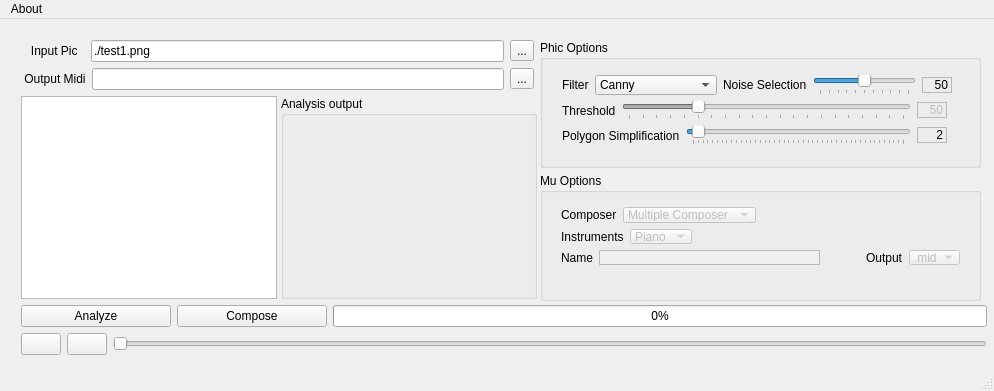
First picture: the form in GUI/GUIQt/guimupic.ui, repository ImageBasedComposing/muphic, before the edit.
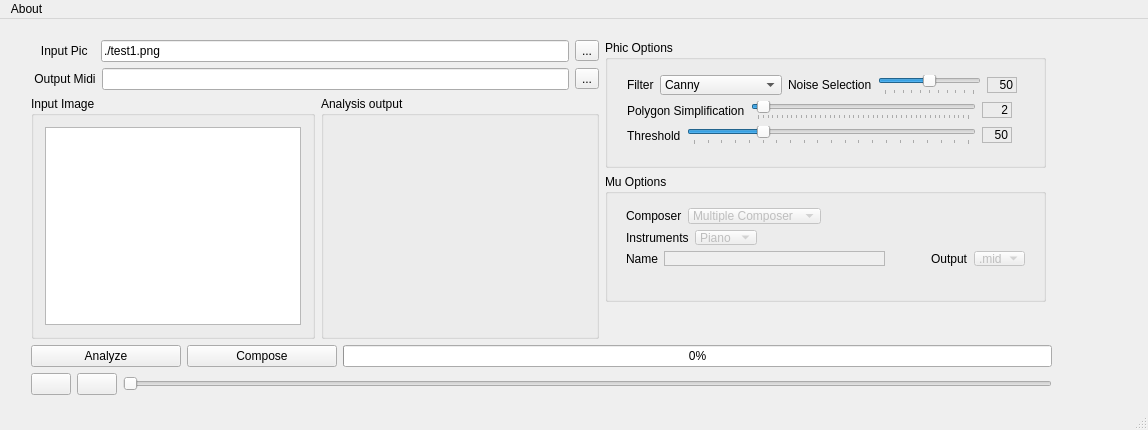
Second picture: the form after the edit. Icons and pictures are not drawn. Custom widgets are drawn as their Qt base class.

Commit message: + QT_Pro cambiado a windows + Añadido un groupbox para la imagen + Cambiado el thresshold a visible en lugar de enabled

Patch:
```diff
--- a/GUI/GUIQt/guimupic.ui
+++ b/GUI/GUIQt/guimupic.ui
@@ -6,8 +6,8 @@
    <rect>
     <x>0</x>
     <y>0</y>
-    <width>994</width>
-    <height>391</height>
+    <width>1148</width>
+    <height>430</height>
    </rect>
   </property>
   <property name="windowTitle">
@@ -19,12 +19,12 @@
      <rect>
       <x>10</x>
       <y>10</y>
-      <width>1001</width>
-      <height>337</height>
+      <width>1066</width>
+      <height>377</height>
      </rect>
     </property>
     <layout class="QGridLayout" name="gridLayout_3">
-     <item row="0" column="0">
+     <item row="0" column="1">
       <layout class="QGridLayout" name="gridLayout_2">
        <property name="sizeConstraint">
         <enum>QLayout::SetDefaultConstraint</enum>
@@ -84,28 +84,43 @@
        <item row="2" column="0">
         <layout class="QHBoxLayout" name="horizontalLayout_5">
          <item>
-          <widget class="QGraphicsView" name="graphicsView_Pic">
+          <widget class="QGroupBox" name="groupBox_4">
            <property name="sizePolicy">
             <sizepolicy hsizetype="Expanding" vsizetype="Expanding">
              <horstretch>0</horstretch>
              <verstretch>0</verstretch>
             </sizepolicy>
            </property>
-           <property name="minimumSize">
-            <size>
-             <width>256</width>
-             <height>194</height>
-            </size>
+           <property name="title">
+            <string>Input Image</string>
            </property>
-           <property name="cursor" stdset="0">
-            <cursorShape>CrossCursor</cursorShape>
-           </property>
-           <property name="autoFillBackground">
-            <bool>true</bool>
-           </property>
-           <property name="frameShape">
-            <enum>QFrame::StyledPanel</enum>
-           </property>
+           <layout class="QGridLayout" name="gridLayout_4">
+            <item row="0" column="0">
+             <widget class="QGraphicsView" name="graphicsView_Pic">
+              <property name="sizePolicy">
+               <sizepolicy hsizetype="Expanding" vsizetype="Expanding">
+                <horstretch>0</horstretch>
+                <verstretch>0</verstretch>
+               </sizepolicy>
+              </property>
+              <property name="minimumSize">
+               <size>
+                <width>256</width>
+                <height>194</height>
+               </size>
+              </property>
+              <property name="cursor" stdset="0">
+               <cursorShape>CrossCursor</cursorShape>
+              </property>
+              <property name="autoFillBackground">
+               <bool>true</bool>
+              </property>
+              <property name="frameShape">
+               <enum>QFrame::StyledPanel</enum>
+              </property>
+             </widget>
+            </item>
+           </layout>
           </widget>
          </item>
          <item>
@@ -143,7 +158,7 @@
        </item>
       </layout>
      </item>
-     <item row="0" column="1">
+     <item row="0" column="2">
       <layout class="QVBoxLayout" name="verticalLayout_5">
        <property name="sizeConstraint">
         <enum>QLayout::SetFixedSize</enum>
@@ -171,7 +186,7 @@
          <property name="title">
           <string>Phic Options</string>
          </property>
-         <widget class="QWidget" name="">
+         <widget class="QWidget" name="layoutWidget">
           <property name="geometry">
            <rect>
             <x>11</x>
@@ -305,89 +320,6 @@
              </item>
             </layout>
            </item>
-           <item>
-            <layout class="QHBoxLayout" name="horizontalLayout_8">
-             <item>
-              <widget class="QLabel" name="label_2">
-               <property name="text">
-                <string>Threshold</string>
-               </property>
-              </widget>
-             </item>
-             <item>
-              <widget class="QSlider" name="horizontalSlider_2">
-               <property name="enabled">
-                <bool>false</bool>
-               </property>
-               <property name="maximum">
-                <number>200</number>
-               </property>
-               <property name="value">
-                <number>50</number>
-               </property>
-               <property name="orientation">
-                <enum>Qt::Horizontal</enum>
-               </property>
-               <property name="tickPosition">
-                <enum>QSlider::TicksBelow</enum>
-               </property>
-               <property name="tickInterval">
-                <number>10</number>
-               </property>
-              </widget>
-             </item>
-             <item>
-              <widget class="QLabel" name="tLabel">
-               <property name="enabled">
-                <bool>false</bool>
-               </property>
-               <property name="sizePolicy">
-                <sizepolicy hsizetype="Fixed" vsizetype="Fixed">
-                 <horstretch>0</horstretch>
-                 <verstretch>0</verstretch>
-                </sizepolicy>
-               </property>
-               <property name="minimumSize">
-                <size>
-                 <width>30</width>
-                 <height>0</height>
-                </size>
-               </property>
-               <property name="maximumSize">
-                <size>
-                 <width>30</width>
-                 <height>16777215</height>
-                </size>
-               </property>
-               <property name="frameShape">
-                <enum>QFrame::StyledPanel</enum>
-               </property>
-               <property name="text">
-                <string>50</string>
-               </property>
-               <property name="alignment">
-                <set>Qt::AlignRight|Qt::AlignTrailing|Qt::AlignVCenter</set>
-               </property>
-              </widget>
-             </item>
-             <item>
-              <spacer name="horizontalSpacer_6">
-               <property name="orientation">
-                <enum>Qt::Horizontal</enum>
-               </property>
-               <property name="sizeType">
-                <enum>QSizePolicy::Fixed</enum>
-               </property>
-               <property name="sizeHint" stdset="0">
-                <size>
-                 <width>5</width>
-                 <height>20</height>
-                </size>
-               </property>
-              </spacer>
-             </item>
-            </layout>
-           </item>
            <item>
             <layout class="QHBoxLayout" name="horizontalLayout_7">
              <item>
@@ -474,6 +406,89 @@
              </item>
             </layout>
            </item>
+           <item>
+            <layout class="QHBoxLayout" name="horizontalLayout_8">
+             <item>
+              <widget class="QLabel" name="label_2">
+               <property name="text">
+                <string>Threshold</string>
+               </property>
+              </widget>
+             </item>
+             <item>
+              <widget class="QSlider" name="horizontalSlider_2">
+               <property name="enabled">
+                <bool>true</bool>
+               </property>
+               <property name="maximum">
+                <number>200</number>
+               </property>
+               <property name="value">
+                <number>50</number>
+               </property>
+               <property name="orientation">
+                <enum>Qt::Horizontal</enum>
+               </property>
+               <property name="tickPosition">
+                <enum>QSlider::TicksBelow</enum>
+               </property>
+               <property name="tickInterval">
+                <number>10</number>
+               </property>
+              </widget>
+             </item>
+             <item>
+              <widget class="QLabel" name="tLabel">
+               <property name="enabled">
+                <bool>true</bool>
+               </property>
+               <property name="sizePolicy">
+                <sizepolicy hsizetype="Fixed" vsizetype="Fixed">
+                 <horstretch>0</horstretch>
+                 <verstretch>0</verstretch>
+                </sizepolicy>
+               </property>
+               <property name="minimumSize">
+                <size>
+                 <width>30</width>
+                 <height>0</height>
+                </size>
+               </property>
+               <property name="maximumSize">
+                <size>
+                 <width>30</width>
+                 <height>16777215</height>
+                </size>
+               </property>
+               <property name="frameShape">
+                <enum>QFrame::StyledPanel</enum>
+               </property>
+               <property name="text">
+                <string>50</string>
+               </property>
+               <property name="alignment">
+                <set>Qt::AlignRight|Qt::AlignTrailing|Qt::AlignVCenter</set>
+               </property>
+              </widget>
+             </item>
+             <item>
+              <spacer name="horizontalSpacer_6">
+               <property name="orientation">
+                <enum>Qt::Horizontal</enum>
+               </property>
+               <property name="sizeType">
+                <enum>QSizePolicy::Fixed</enum>
+               </property>
+               <property name="sizeHint" stdset="0">
+                <size>
+                 <width>5</width>
+                 <height>20</height>
+                </size>
+               </property>
+              </spacer>
+             </item>
+            </layout>
+           </item>
           </layout>
          </widget>
          <zorder>filterSelComboBox</zorder>
@@ -514,7 +529,7 @@
          <property name="title">
           <string>Mu Options</string>
          </property>
-         <widget class="QWidget" name="">
+         <widget class="QWidget" name="layoutWidget">
           <property name="geometry">
            <rect>
             <x>10</x>
@@ -710,6 +725,9 @@
       <layout class="QVBoxLayout" name="verticalLayout_2"/>
      </item>
      <item row="0" column="3">
+      <layout class="QVBoxLayout" name="verticalLayout_2"/>
+     </item>
+     <item row="0" column="4">
       <spacer name="horizontalSpacer_3">
        <property name="orientation">
         <enum>Qt::Horizontal</enum>
@@ -725,7 +743,7 @@
        </property>
       </spacer>
      </item>
-     <item row="1" column="0" colspan="3">
+     <item row="1" column="1" colspan="3">
       <layout class="QVBoxLayout" name="verticalLayout">
        <item>
         <layout class="QHBoxLayout" name="horizontalLayout_2">
@@ -811,6 +829,22 @@
        </item>
       </layout>
      </item>
+     <item row="0" column="0">
+      <spacer name="horizontalSpacer_5">
+       <property name="orientation">
+        <enum>Qt::Horizontal</enum>
+       </property>
+       <property name="sizeType">
+        <enum>QSizePolicy::Fixed</enum>
+       </property>
+       <property name="sizeHint" stdset="0">
+        <size>
+         <width>10</width>
+         <height>20</height>
+        </size>
+       </property>
+      </spacer>
+     </item>
     </layout>
    </widget>
   </widget>
@@ -819,7 +853,7 @@
     <rect>
      <x>0</x>
      <y>0</y>
-     <width>994</width>
+     <width>1148</width>
      <height>21</height>
     </rect>
    </property>
```
Left out of the diff: 30 changed lines with no effect on the pictures. The commit also changes 4 other files.
